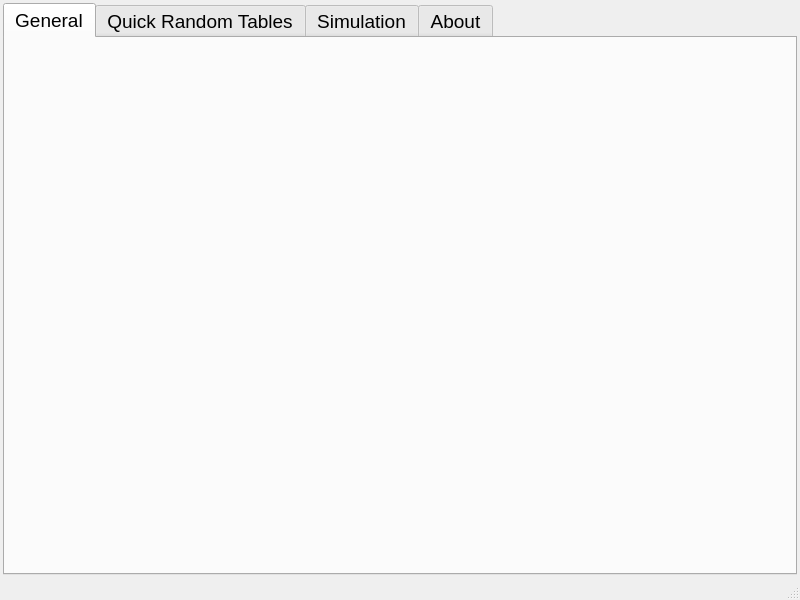
Qt form Qt/TuringsMachineSimulator/settings.ui (fabioalves98/TuringsMachineGenerator) before a commit.
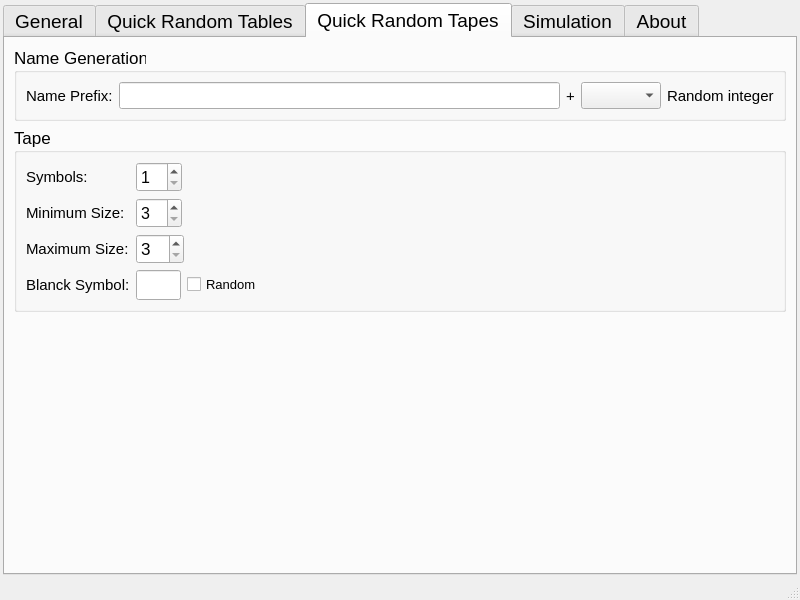
The same form after that commit.

What changed in the file:
```diff
--- a/Qt/TuringsMachineSimulator/settings.ui
+++ b/Qt/TuringsMachineSimulator/settings.ui
@@ -38,7 +38,7 @@
        </font>
       </property>
       <property name="currentIndex">
-       <number>0</number>
+       <number>2</number>
       </property>
       <widget class="QWidget" name="general">
        <attribute name="title">
@@ -475,6 +475,344 @@
         </item>
        </layout>
       </widget>
+      <widget class="QWidget" name="RandomTapes">
+       <attribute name="title">
+        <string>Quick Random Tapes</string>
+       </attribute>
+       <layout class="QVBoxLayout" name="verticalLayout_5">
+        <item>
+         <widget class="QGroupBox" name="TapeNameBox">
+          <property name="font">
+           <font>
+            <pointsize>13</pointsize>
+           </font>
+          </property>
+          <property name="title">
+           <string>Name Generation</string>
+          </property>
+          <layout class="QHBoxLayout" name="horizontalLayout_7">
+           <item>
+            <widget class="QLabel" name="zLabel">
+             <property name="font">
+              <font>
+               <pointsize>11</pointsize>
+              </font>
+             </property>
+             <property name="text">
+              <string>Name Prefix:</string>
+             </property>
+            </widget>
+           </item>
+           <item>
+            <widget class="QLineEdit" name="tapeNameEdit">
+             <property name="font">
+              <font>
+               <pointsize>12</pointsize>
+              </font>
+             </property>
+            </widget>
+           </item>
+           <item>
+            <widget class="QLabel" name="zLabel_2">
+             <property name="font">
+              <font>
+               <pointsize>11</pointsize>
+              </font>
+             </property>
+             <property name="text">
+              <string>+</string>
+             </property>
+            </widget>
+           </item>
+           <item>
+            <widget class="QComboBox" name="tapeRandSuffix">
+             <property name="minimumSize">
+              <size>
+               <width>80</width>
+               <height>0</height>
+              </size>
+             </property>
+             <property name="maximumSize">
+              <size>
+               <width>80</width>
+               <height>16777215</height>
+              </size>
+             </property>
+             <property name="font">
+              <font>
+               <pointsize>12</pointsize>
+              </font>
+             </property>
+            </widget>
+           </item>
+           <item>
+            <widget class="QLabel" name="zLabel_3">
+             <property name="font">
+              <font>
+               <pointsize>11</pointsize>
+              </font>
+             </property>
+             <property name="text">
+              <string>Random integer</string>
+             </property>
+            </widget>
+           </item>
+          </layout>
+         </widget>
+        </item>
+        <item>
+         <widget class="QGroupBox" name="TapeBox">
+          <property name="font">
+           <font>
+            <pointsize>13</pointsize>
+           </font>
+          </property>
+          <property name="title">
+           <string>Tape</string>
+          </property>
+          <layout class="QHBoxLayout" name="horizontalLayout_12">
+           <item>
+            <layout class="QVBoxLayout" name="TapeLabels">
+             <item>
+              <widget class="QLabel" name="zLabel_7">
+               <property name="font">
+                <font>
+                 <pointsize>11</pointsize>
+                </font>
+               </property>
+               <property name="text">
+                <string>Symbols:</string>
+               </property>
+              </widget>
+             </item>
+             <item>
+              <widget class="QLabel" name="zLabel_6">
+               <property name="font">
+                <font>
+                 <pointsize>11</pointsize>
+                </font>
+               </property>
+               <property name="text">
+                <string>Minimum Size:</string>
+               </property>
+              </widget>
+             </item>
+             <item>
+              <widget class="QLabel" name="zLabel_5">
+               <property name="font">
+                <font>
+                 <pointsize>11</pointsize>
+                </font>
+               </property>
+               <property name="text">
+                <string>Maximum Size:</string>
+               </property>
+              </widget>
+             </item>
+             <item>
+              <widget class="QLabel" name="zLabel_4">
+               <property name="font">
+                <font>
+                 <pointsize>11</pointsize>
+                </font>
+               </property>
+               <property name="text">
+                <string>Blanck Symbol:</string>
+               </property>
+              </widget>
+             </item>
+            </layout>
+           </item>
+           <item>
+            <layout class="QVBoxLayout" name="TapeSettings">
+             <item>
+              <layout class="QHBoxLayout" name="zSymLayout">
+               <item>
+                <widget class="QSpinBox" name="tapeSySBox">
+                 <property name="minimumSize">
+                  <size>
+                   <width>0</width>
+                   <height>30</height>
+                  </size>
+                 </property>
+                 <property name="font">
+                  <font>
+                   <pointsize>12</pointsize>
+                  </font>
+                 </property>
+                 <property name="minimum">
+                  <number>1</number>
+                 </property>
+                 <property name="maximum">
+                  <number>10</number>
+                 </property>
+                </widget>
+               </item>
+               <item>
+                <layout class="QHBoxLayout" name="tapeSyLayout"/>
+               </item>
+               <item>
+                <spacer name="zSpacer_5">
+                 <property name="orientation">
+                  <enum>Qt::Horizontal</enum>
+                 </property>
+                 <property name="sizeHint" stdset="0">
+                  <size>
+                   <width>258</width>
+                   <height>20</height>
+                  </size>
+                 </property>
+                </spacer>
+               </item>
+              </layout>
+             </item>
+             <item>
+              <layout class="QHBoxLayout" name="MinSize">
+               <item>
+                <widget class="QSpinBox" name="tapeMinSizeSBox">
+                 <property name="minimumSize">
+                  <size>
+                   <width>0</width>
+                   <height>30</height>
+                  </size>
+                 </property>
+                 <property name="font">
+                  <font>
+                   <pointsize>12</pointsize>
+                  </font>
+                 </property>
+                 <property name="minimum">
+                  <number>3</number>
+                 </property>
+                </widget>
+               </item>
+               <item>
+                <spacer name="zSpacer_6">
+                 <property name="orientation">
+                  <enum>Qt::Horizontal</enum>
+                 </property>
+                 <property name="sizeHint" stdset="0">
+                  <size>
+                   <width>40</width>
+                   <height>20</height>
+                  </size>
+                 </property>
+                </spacer>
+               </item>
+              </layout>
+             </item>
+             <item>
+              <layout class="QHBoxLayout" name="MaxSize">
+               <item>
+                <widget class="QSpinBox" name="tapeMaxSizeSBox">
+                 <property name="minimumSize">
+                  <size>
+                   <width>0</width>
+                   <height>30</height>
+                  </size>
+                 </property>
+                 <property name="minimum">
+                  <number>3</number>
+                 </property>
+                </widget>
+               </item>
+               <item>
+                <spacer name="zSpacer_8">
+                 <property name="orientation">
+                  <enum>Qt::Horizontal</enum>
+                 </property>
+                 <property name="sizeHint" stdset="0">
+                  <size>
+                   <width>40</width>
+                   <height>20</height>
+                  </size>
+                 </property>
+                </spacer>
+               </item>
+              </layout>
+             </item>
+             <item>
+              <layout class="QHBoxLayout" name="BlacnkSymbol">
+               <item>
+                <widget class="QLineEdit" name="tapeBSymEdit">
+                 <property name="sizePolicy">
+                  <sizepolicy hsizetype="Minimum" vsizetype="Fixed">
+                   <horstretch>0</horstretch>
+                   <verstretch>0</verstretch>
+                  </sizepolicy>
+                 </property>
+                 <property name="minimumSize">
+                  <size>
+                   <width>45</width>
+                   <height>30</height>
+                  </size>
+                 </property>
+                 <property name="maximumSize">
+                  <size>
+                   <width>45</width>
+                   <height>16777215</height>
+                  </size>
+                 </property>
+                 <property name="font">
+                  <font>
+                   <pointsize>12</pointsize>
+                  </font>
+                 </property>
+                 <property name="maxLength">
+                  <number>1</number>
+                 </property>
+                 <property name="alignment">
+                  <set>Qt::AlignCenter</set>
+                 </property>
+                </widget>
+               </item>
+               <item>
+                <widget class="QCheckBox" name="rBSyCheck">
+                 <property name="font">
+                  <font>
+                   <pointsize>10</pointsize>
+                  </font>
+                 </property>
+                 <property name="text">
+                  <string>Random</string>
+                 </property>
+                </widget>
+               </item>
+               <item>
+                <spacer name="zSpacer_7">
+                 <property name="orientation">
+                  <enum>Qt::Horizontal</enum>
+                 </property>
+                 <property name="sizeHint" stdset="0">
+                  <size>
+                   <width>40</width>
+                   <height>20</height>
+                  </size>
+                 </property>
+                </spacer>
+               </item>
+              </layout>
+             </item>
+            </layout>
+           </item>
+          </layout>
+         </widget>
+        </item>
+        <item>
+         <spacer name="verticalSpacer_3">
+          <property name="orientation">
+           <enum>Qt::Vertical</enum>
+          </property>
+          <property name="sizeHint" stdset="0">
+           <size>
+            <width>20</width>
+            <height>267</height>
+           </size>
+          </property>
+         </spacer>
+        </item>
+       </layout>
+      </widget>
       <widget class="QWidget" name="simulation">
        <attribute name="title">
         <string>Simulation</string>
```
Left out of the diff: 70 changed lines with no effect on the pictures.
